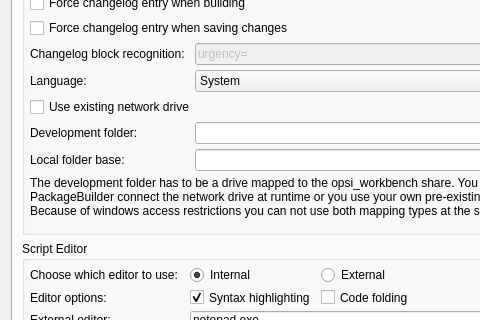
pandel/opsiPackageBuilder, file oPB/ui/settings.ui: the form before one commit; both pictures show x 0 to 480 and y 103 to 423 of the 778 by 506 pixel window.
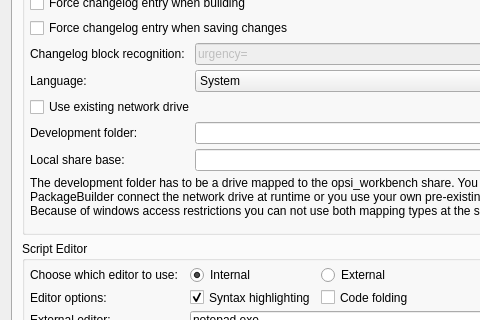
The form after the commit. The open tabs and pages were chosen to show the change. Icons and pictures are not drawn.

Commit message: - Speziellen Einstellungsparameter für Linux hinzugefügt: Lokale Share Basis, entspricht dem Laufwerksbuchstaben unter Windows, der ja ebenfalls vom eigentlich Share Unterpfad entfernt werden muss (ist der CIFS Mount vom Server direkt /home/opsiproducts, muss in Entwicklungsordner und Lokale Share Basis der gleiche Wert! - Stylesheet Anpassungen wegen QTableView - HelpViewer Start in runner.py Klasse verlegt (besser für setuptools) - setup.py überarbeitet

Diff of the .ui file:
```diff
--- a/oPB/ui/settings.ui
+++ b/oPB/ui/settings.ui
@@ -7,7 +7,7 @@
     <x>0</x>
     <y>0</y>
     <width>778</width>
-    <height>499</height>
+    <height>503</height>
    </rect>
   </property>
   <property name="minimumSize">
@@ -567,7 +567,7 @@
           <item row="7" column="0">
            <widget class="QLabel" name="label_6">
             <property name="text">
-             <string>Local folder base:</string>
+             <string>Local share base:</string>
             </property>
            </widget>
           </item>
```
Left out of the diff: 8 changed lines with no effect on the pictures. The commit also changes 14 other files.
